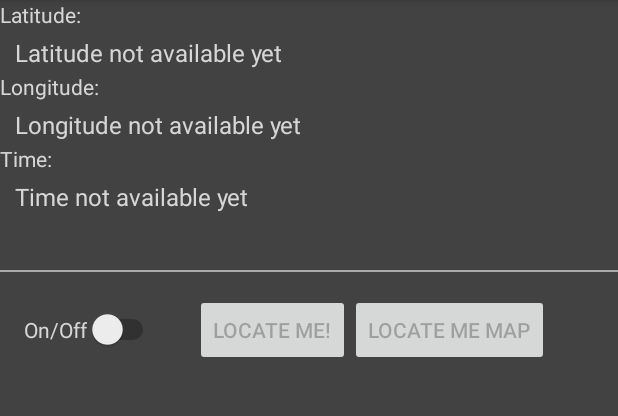
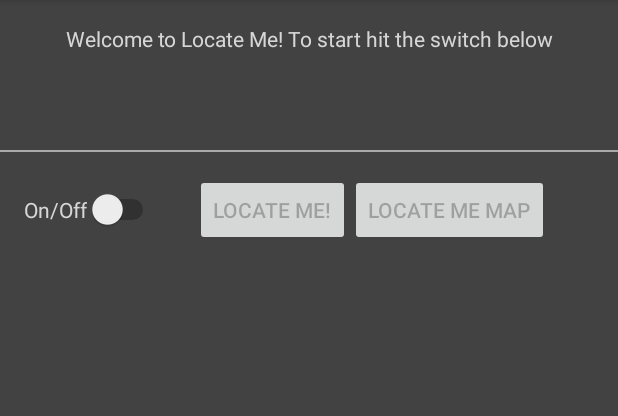
Before and after one commit to Holmesy221/Android-Application-Year3, an Android app: the screen it shows after launch (LocateMeActivity), in the side drawer, after a tap on "Locate me!", on a phone screen of 412 x 824 dp, the part 84-500 px from its top. Run offline under Robolectric (Android 15) with nearby library versions, the phone set to English and light mode, and no system bars; our stand-ins replace Firebase (no records; nobody signed in at launch, a user with empty details on screens opened directly).

Commit message:
Updated pages and doc

```diff
--- a/mobile/src/main/java/covuni/a300cemcovunistudenthelper/LocateMapFragment.java
+++ b/mobile/src/main/java/covuni/a300cemcovunistudenthelper/LocateMapFragment.java
@@ -42,7 +42,7 @@ public class LocateMapFragment extends FragmentActivity implements OnMapReadyCal
     }
 
 
-
+// here we add the the location to the map using a marker
     @Override
     public void onMapReady(GoogleMap googleMap) {
         map = googleMap;
@@ -53,7 +53,7 @@ public class LocateMapFragment extends FragmentActivity implements OnMapReadyCal
         map.setMapType(GoogleMap.MAP_TYPE_NORMAL);
         location = LocateMeActivity.location;
         latLng = new LatLng(location.getLatitude(), location.getLongitude());
-        map.addMarker(new MarkerOptions().position(latLng).title("You started here"));
+        map.addMarker(new MarkerOptions().position(latLng).title("You are here"));
         map.moveCamera(CameraUpdateFactory.newLatLngZoom(latLng, 15));
 
 
--- a/mobile/src/main/java/covuni/a300cemcovunistudenthelper/LocateMeActivity.java
+++ b/mobile/src/main/java/covuni/a300cemcovunistudenthelper/LocateMeActivity.java
@@ -11,7 +11,6 @@ import android.support.annotation.Nullable;
 import android.support.v4.app.ActivityCompat;
 import android.support.v4.content.ContextCompat;
 import android.support.v7.app.AppCompatActivity;
-import android.util.Log;
 import android.view.View;
 import android.widget.Button;
 import android.widget.TextView;
@@ -22,14 +21,14 @@ import com.google.android.gms.location.LocationListener;
 import com.google.android.gms.location.LocationRequest;
 import com.google.android.gms.location.LocationServices;
 
-import java.text.DateFormat;
-import java.util.Date;
 import java.util.List;
 
 /**
  * Created by Holmesy on 07/12/2017.
  */
 
+
+//Tutorial Sample code
 public class LocateMeActivity extends AppCompatActivity implements GoogleApiClient.ConnectionCallbacks, GoogleApiClient.OnConnectionFailedListener, LocationListener {
 
     public static int REQUEST_LOCATION = 1;
@@ -37,9 +36,7 @@ public class LocateMeActivity extends AppCompatActivity implements GoogleApiClie
     static private OnCurrentLocationChangeListener onCurrentLocationChangeListener;
     Button button;
     TextView output;
-    protected TextView latitudeText;
-    protected TextView longitudeText;
-    protected TextView timeText;
+
     protected Button locateButton;
     protected GoogleApiClient googleApiClient;
     protected LocationRequest locationRequest;
@@ -59,16 +56,11 @@ public class LocateMeActivity extends AppCompatActivity implements GoogleApiClie
         locateButton = (Button) findViewById(R.id.locateMe);
         button = (Button) findViewById(R.id.locatefrag);
         output = (TextView) findViewById(R.id.output);
-        latitudeText = (TextView) findViewById((R.id.latitude_text));
-        longitudeText = (TextView) findViewById((R.id.longitude_text));
-        timeText = (TextView) findViewById((R.id.time_text));
-        latitudeText.setText("Latitude not available yet");
-        longitudeText.setText("Longitude not available yet");
-        timeText.setText("Time not available yet");
         locateButton.setEnabled(false);
         output.setText("");
         button.setEnabled(false);
 
+        //Here we allow googleApi to connect to remote services, with two interfaces the class implements
 
         googleApiClient = new GoogleApiClient.Builder(this)
                 .addConnectionCallbacks(this)
@@ -76,6 +68,7 @@ public class LocateMeActivity extends AppCompatActivity implements GoogleApiClie
                 .addApi(LocationServices.API)
                 .build();
 
+        //request location, and how often it updates
         locationRequest = new LocationRequest();
         locationRequest.setInterval(10000);
         locationRequest.setFastestInterval(5000);
@@ -87,24 +80,22 @@ public class LocateMeActivity extends AppCompatActivity implements GoogleApiClie
     public void onConnectionFailed(@NonNull ConnectionResult connectionResult) {
     }
 
+
+//here we check if have permission to access location
+// also for permission for request location
+//lastly specify the adapter for onLocationChanged
     @Override
     public void onConnected(@Nullable Bundle connectionHint) {
-        Log.d("xxxx", "90");
+
         if (ContextCompat.checkSelfPermission(this, android.Manifest.permission.ACCESS_FINE_LOCATION) !=
                 PackageManager.PERMISSION_GRANTED) {
-            Log.d("xxxx", "93");
+
 
             ActivityCompat.requestPermissions(this, new String[]{android.Manifest.permission.ACCESS_FINE_LOCATION},
                     REQUEST_LOCATION);
         } else {
             location = LocationServices.FusedLocationApi.getLastLocation(googleApiClient);
-            Log.d("xxxx", "99");
 
-            if (location != null) {
-                latitudeText.setText(String.valueOf(location.getLatitude()));
-                longitudeText.setText(String.valueOf(location.getLongitude()));
-                timeText.setText("Last known location");
-            }
             LocationServices.FusedLocationApi.requestLocationUpdates(googleApiClient, locationRequest, this);
         }
     }
@@ -121,31 +112,34 @@ public class LocateMeActivity extends AppCompatActivity implements GoogleApiClie
         }
     }
 
+    //updates UI if location changed
     @Override
     public void onLocationChanged(Location location) {
         this.location = location;
-        latitudeText.setText(String.valueOf(this.location.getLatitude()));
-        longitudeText.setText(String.valueOf(this.location.getLongitude()));
-        timeText.setText(DateFormat.getTimeInstance().format(new Date()));
         if (onCurrentLocationChangeListener != null) {
             onCurrentLocationChangeListener.onCurrentLocationChange(location);
         }
     }
+
+    //Stop and start the Location services
 
     public void onStartClicked(View v) {
         if (!googleApiClient.isConnected()) {
             googleApiClient.connect();
             locateButton.setEnabled(true);
             button.setEnabled(true);
-            output.setText("GoogleApiClient has started. You can see the location icon in status bar");
+            output.setText("Now Hit the Locate me button to find your location");
         } else {
             googleApiClient.disconnect();
             locateButton.setEnabled(false);
             button.setEnabled(false);
 
-            output.setText("GoogleApiClient has stopped. Location icon in status has gone.");
+            output.setText("You've stopped Locate Me!.");
         }
     }
+
+
+    // Method to display the location converted into a street address using geocoder
     public void onLocateClicked(View v) {
         geocoder = new Geocoder(this);
         try {
@@ -156,7 +150,7 @@ public class LocateMeActivity extends AppCompatActivity implements GoogleApiClie
                 StringBuilder addressLines = new StringBuilder();
                 if (address.getMaxAddressLineIndex() > 0) {
                     for (int i = 0; i < address.getMaxAddressLineIndex(); i++) {
-                        addressLines.append(address.getAddressLine(i) + "\n");
+                        addressLines.append(address.getAddressLine(i) + "\n" );
                     }
                 } else {
                     addressLines.append(address.getAddressLine(0));
--- a/mobile/src/main/java/covuni/a300cemcovunistudenthelper/TimeLineFragment.java
+++ b/mobile/src/main/java/covuni/a300cemcovunistudenthelper/TimeLineFragment.java
@@ -30,7 +30,8 @@ public  TimeLineFragment(){}
                              Bundle savedInstanceState) {
         View view = inflater.inflate(R.layout.timeline, container, false);
 
-
+        // builder method
+        //calling the twitter intialise kit
         TwitterConfig config = new TwitterConfig.Builder(this.getActivity())
                 .logger(new DefaultLogger(Log.DEBUG))
                 .twitterAuthConfig(new TwitterAuthConfig("vGNHifQS3nYEy7mYAfTvzJSMq", "RTqZ4RCWAklp0aCaGPegJE6J97oQaWI6fVwXk3FWd8F9Y93QaP"))
@@ -38,9 +39,11 @@ public  TimeLineFragment(){}
                 .build();
         Twitter.initialize(config);
 
+        // USERTIMELINE instance - shows the coventry uni news tweets configure using the builder
         final UserTimeline userTimeline = new UserTimeline.Builder()
                 .screenName("CoventryUniNews")
                 .build();
+        // adapter to build it to listview and provide the time instance
         final TweetTimelineListAdapter adapter = new TweetTimelineListAdapter.Builder(this.getActivity())
                 .setTimeline(userTimeline)
                 .build();
--- a/mobile/src/main/res/layout/locate_me_actvity.xml
+++ b/mobile/src/main/res/layout/locate_me_actvity.xml
@@ -5,82 +5,25 @@
     xmlns:tools="http://schemas.android.com/tools"
     android:background="@color/cardview_dark_background">
 
-
-
-
     <TextView
-        android:textColor="@color/tw__composer_white"
         android:layout_width="match_parent"
         android:layout_height="wrap_content"
-        android:text="Latitude:"/>
-
-    <TextView
         android:textColor="@color/tw__composer_white"
-        android:id="@+id/latitude_text"
-        android:layout_width="wrap_content"
-        android:layout_height="wrap_content"
-        android:layout_marginLeft="10dp"
-        android:layout_marginStart="10dp"
-        android:layout_marginTop="24dp"
-        android:text="latitude"
-        android:textIsSelectable="true"
-        android:textSize="16sp"/>
-
-    <TextView
-        android:textColor="@color/tw__composer_white"
-        android:layout_width="match_parent"
-        android:layout_height="wrap_content"
-        android:layout_marginTop="48dp"
-        android:text="Longitude:"
-        />
-
-    <TextView
-        android:textColor="@color/tw__composer_white"
-        android:id="@+id/longitude_text"
-        android:layout_width="wrap_content"
-        android:layout_height="wrap_content"
-        android:layout_marginLeft="10dp"
-        android:layout_marginStart="10dp"
-        android:layout_marginTop="72dp"
-        android:text="longitude"
-        android:textIsSelectable="true"
-        android:textSize="16sp"/>
-
-    <TextView
-        android:textColor="@color/tw__composer_white"
-        android:layout_width="match_parent"
-        android:layout_height="wrap_content"
-        android:layout_marginTop="96dp"
-        android:text="Time:"/>
-
-    <TextView
-        android:textColor="@color/tw__composer_white"
-        android:id="@+id/time_text"
-        android:layout_width="wrap_content"
-        android:layout_height="wrap_content"
-        android:layout_marginLeft="10dp"
-        android:layout_marginStart="10dp"
-        android:layout_marginTop="120dp"
-        android:text="time"
-        android:textIsSelectable="true"
-        android:textSize="16sp"/>
-
-
-
-
-
+        android:layout_margin="16dp"
+        android:textAlignment="center"
+        android:text="Welcome to Locate Me! To start hit the switch below"/>
 
 
     <View
         android:layout_width="match_parent"
         android:layout_height="1dp"
-        android:layout_marginTop="180dp"
+        android:layout_marginTop="100dp"
         android:background="@android:color/darker_gray"/>
 
     <LinearLayout
         android:layout_width="match_parent"
         android:layout_height="wrap_content"
-        android:layout_marginTop="180dp"
+        android:layout_marginTop="100dp"
         android:orientation="horizontal">
 
 
@@ -118,8 +61,9 @@
         android:id="@+id/output"
         android:layout_width="match_parent"
         android:layout_height="match_parent"
-        android:layout_marginTop="240dp"
+        android:layout_marginTop="180dp"
         android:gravity="top"
+        android:textColor="@color/tw__composer_white"
         android:text="output area"/>
 
 
--- a/mobile/src/main/res/layout/offline_notes_add.xml
+++ b/mobile/src/main/res/layout/offline_notes_add.xml
@@ -5,7 +5,6 @@
     android:layout_width="match_parent"
     android:layout_height="match_parent"
     android:orientation="vertical"
-
     tools:context=".OfflineNotesAdd">
 
     <LinearLayout
@@ -15,7 +14,7 @@
 
 
         <LinearLayout
-            android:layout_width="0dp"
+            android:layout_width="match_parent"
             android:layout_height="wrap_content"
             android:layout_weight="2"
             android:orientation="vertical"
@@ -26,14 +25,13 @@
                 android:id="@+id/edit_text_module"
                 android:layout_width="match_parent"
                 android:layout_height="wrap_content"
-                android:hint="Module"
-                android:inputType="textCapWords" />
+                android:hint="Module" />
 
             <EditText
                 android:layout_height="wrap_content"
                 android:layout_width="match_parent"
                 android:id="@+id/edit__text_revnotes"
-                android:hint="note"
+                android:hint="Note"
                 android:inputType="textCapWords" />
         </LinearLayout>
     </LinearLayout>
```
